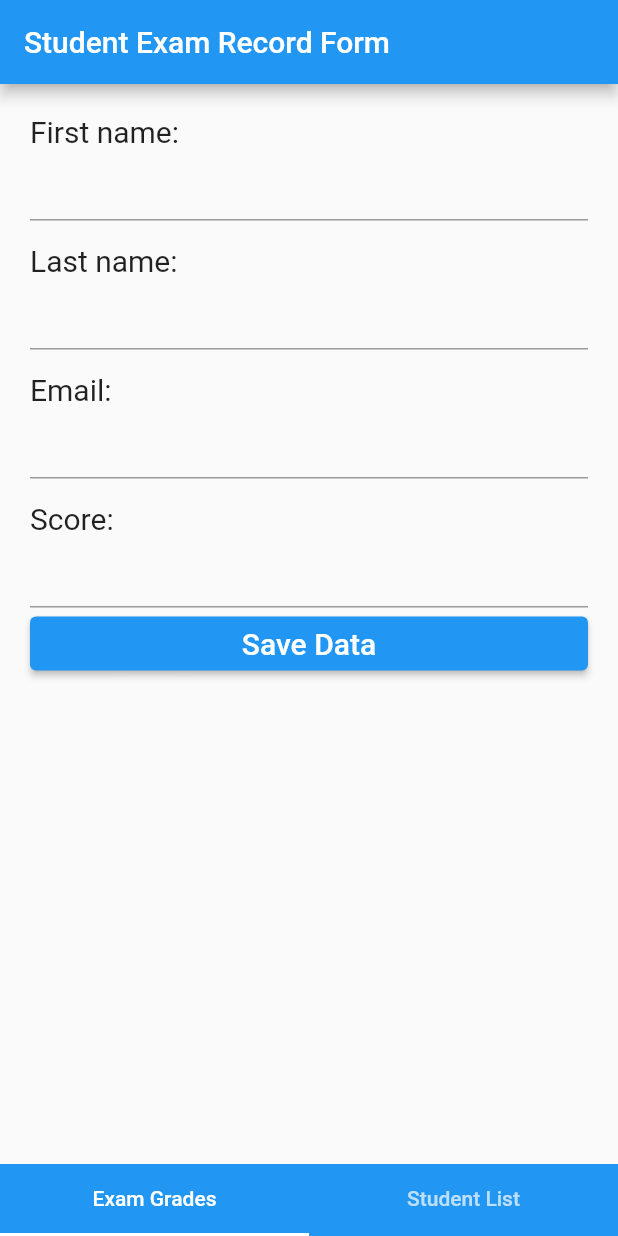
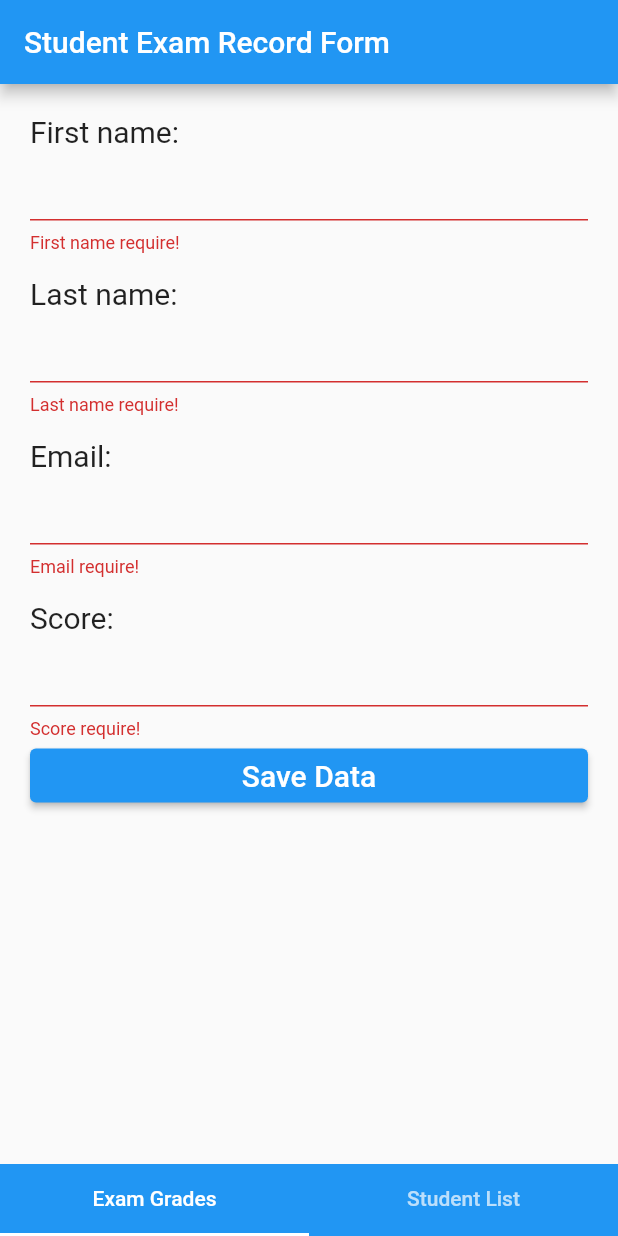
Before and after one commit to Jackk-Doe/Flutter_with_Firebase, a Flutter app: the screen it shows after launch, after a tap on "Save Data", on a phone screen of 412 x 824 dp. Run offline on Flutter 3.47's test engine with Material 2 defaults, Android fonts, the phone set to English and light mode, and no system bars; our stand-ins replace firebase_core, form_field_validator; accounts and stored records are empty.

Commit message:
Created Connection to Firebase (Firestore)
- Created connection to Firebase
- Implemented necessary packages
- Created error and loading screen for connection
- Ignored google.json file
- Add validators to Form Screen

```diff
--- a/lib/screen/form_screen.dart
+++ b/lib/screen/form_screen.dart
@@ -1,7 +1,9 @@
 // ignore_for_file: prefer_const_constructors
 
+import 'package:firebase_core/firebase_core.dart';
 import 'package:flutter/material.dart';
 import 'package:flutter_firebase/model/student.dart';
+import 'package:form_field_validator/form_field_validator.dart';
 
 class FormScreen extends StatefulWidget {
   const FormScreen({Key? key}) : super(key: key);
@@ -20,8 +22,36 @@ class _FormScreenState extends State<FormScreen> {
   /// when need have to dealing with multiple TextFormField
   Student myStudent = Student();
 
+  /// Prepare Firebase
+  final Future<FirebaseApp> firebase = Firebase.initializeApp();
+
   @override
   Widget build(BuildContext context) {
+    /*
+    FutureBuilder : create a widget that builds itself based on the lastest
+                    [snapshot] of interaction with the [Future] object
+    */
+    return FutureBuilder(
+        future: firebase,
+        builder: (context, snapshot) {
+          /*
+          Error : check if there's error when try to connect with Firebase
+          */
+          if (snapshot.hasError) {
+            return Scaffold(
+              appBar: AppBar(
+                title: Text("Error with Firebase connection"),
+              ),
+              body: Center(
+                child: Text("${snapshot.error}"),
+              ),
+            );
+          }
+
+          /*
+          Connection succeeded : if connection succeeded
+          */
+          if (snapshot.connectionState == ConnectionState.done) {
             return Scaffold(
               appBar: AppBar(
                 title: Text(
@@ -46,8 +76,11 @@ class _FormScreenState extends State<FormScreen> {
                           style: TextStyle(fontSize: 20),
                         ),
                         TextFormField(
+                            validator: RequiredValidator(
+                                errorText: "First name require!"),
                             // Assign Text form this TextFormField to Student's attribute
-                    onSaved: (String? fname) => myStudent.fname = fname),
+                            onSaved: (String? fname) =>
+                                myStudent.fname = fname),
                         SizedBox(
                           height: 15,
                         ),
@@ -56,8 +89,11 @@ class _FormScreenState extends State<FormScreen> {
                           style: TextStyle(fontSize: 20),
                         ),
                         TextFormField(
+                            validator: RequiredValidator(
+                                errorText: "Last name require!"),
                             // Assign Text form this TextFormField to Student's attribute
-                    onSaved: (String? lname) => myStudent.lname = lname),
+                            onSaved: (String? lname) =>
+                                myStudent.lname = lname),
                         SizedBox(
                           height: 15,
                         ),
@@ -66,8 +102,14 @@ class _FormScreenState extends State<FormScreen> {
                           style: TextStyle(fontSize: 20),
                         ),
                         TextFormField(
+                            validator: MultiValidator([
+                              RequiredValidator(errorText: "Email require!"),
+                              EmailValidator(errorText: "Wrong Email format!"),
+                            ]),
+                            keyboardType: TextInputType.emailAddress,
                             //Assign Text form this TextFormField to Student's attribute
-                    onSaved: (String? email) => myStudent.email = email),
+                            onSaved: (String? email) =>
+                                myStudent.email = email),
                         SizedBox(
                           height: 15,
                         ),
@@ -76,8 +118,12 @@ class _FormScreenState extends State<FormScreen> {
                           style: TextStyle(fontSize: 20),
                         ),
                         TextFormField(
+                            validator:
+                                RequiredValidator(errorText: "Score require!"),
+                            keyboardType: TextInputType.number,
                             // Assign Text form this TextFormField to Student's attribute
-                    onSaved: (String? score) => myStudent.score = score),
+                            onSaved: (String? score) =>
+                                myStudent.score = score),
                         SizedBox(
                           width: double.infinity,
                           child: ElevatedButton(
@@ -86,6 +132,8 @@ class _FormScreenState extends State<FormScreen> {
                               style: TextStyle(fontSize: 20),
                             ),
                             onPressed: () {
+                              /// Check validation of TextFormField
+                              if (formKey.currentState!.validate()) {
                                 // Triger all onSaved() of Form widget that this FormState attrached to
                                 formKey.currentState?.save();
 
@@ -94,6 +142,7 @@ class _FormScreenState extends State<FormScreen> {
                                 print("${myStudent.lname}");
                                 print("${myStudent.email}");
                                 print("${myStudent.score}");
+                              }
                             },
                           ),
                         ),
@@ -104,4 +153,16 @@ class _FormScreenState extends State<FormScreen> {
               ),
             );
           }
+
+          /*
+          Connection loading : if still connecting to Firebase,
+                               show loading Widget
+          */
+          return Scaffold(
+            body: Center(
+              child: CircularProgressIndicator(),
+            ),
+          );
+        });
   }
+}
--- a/pubspec.yaml
+++ b/pubspec.yaml
@@ -34,6 +34,8 @@ dependencies:
   # The following adds the Cupertino Icons font to your application.
   # Use with the CupertinoIcons class for iOS style icons.
   cupertino_icons: ^1.0.2
+  form_field_validator: ^1.1.0
+  firebase_core: ^1.10.0
 
 dev_dependencies:
   flutter_test:
```
Also changed, not shown: pubspec.lock, 6 other files. Lines whose indentation alone changed are shown as unchanged.
